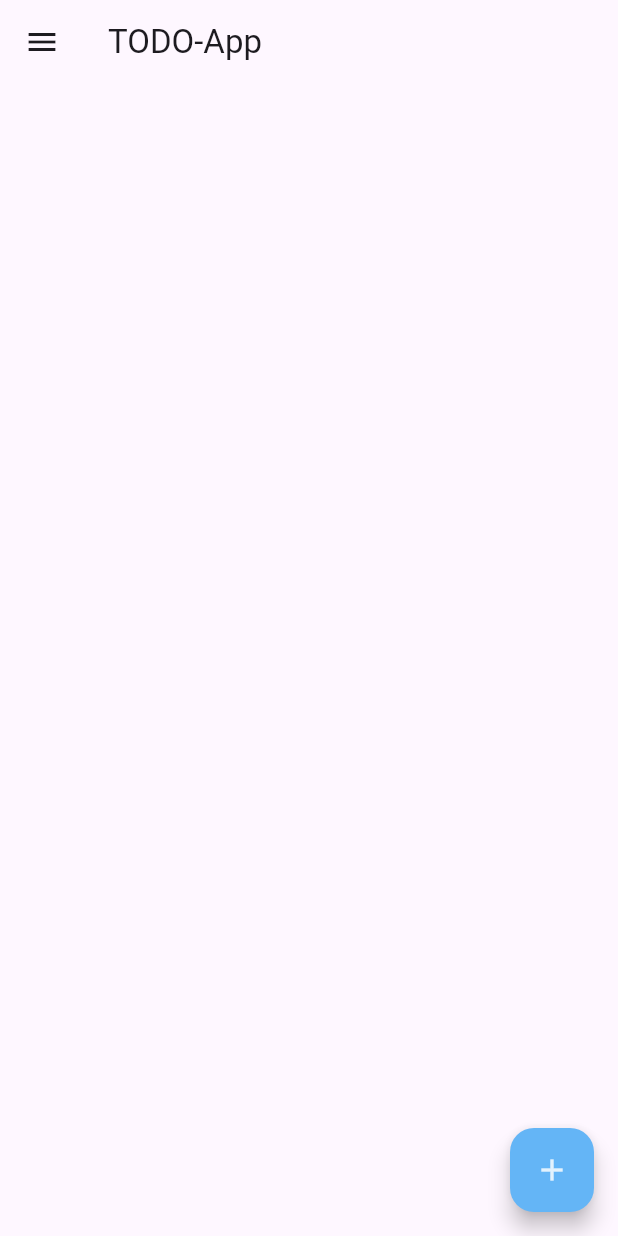
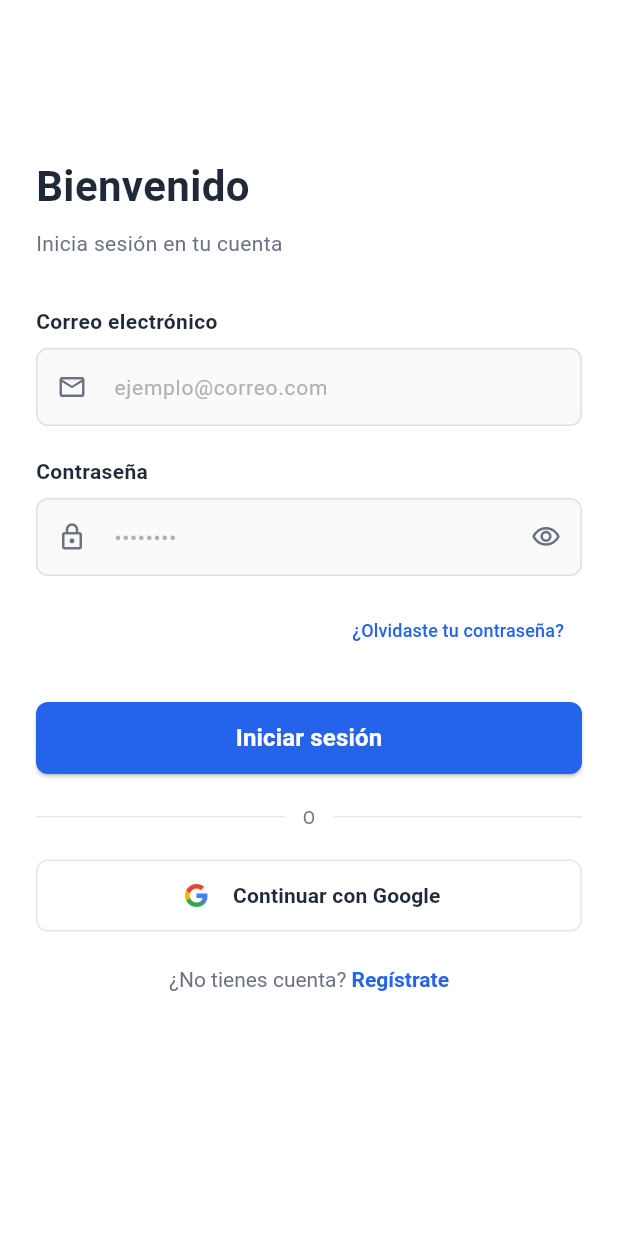
Before and after one commit to jalvarenga-unah/IS513-III-PAC-2025, a Flutter app: the screen it shows after launch, on a phone screen of 412 x 824 dp. Run offline on Flutter 3.47's test engine with Material 3 defaults, Android fonts, the phone set to English and light mode, and no system bars; our stand-ins replace cloud_firestore, firebase_core, go_router; accounts and stored records are empty.

Commit message:
Pantalla de login

```diff
--- a/intro-flutter/todo_app/lib/main.dart
+++ b/intro-flutter/todo_app/lib/main.dart
@@ -4,6 +4,7 @@ import 'package:go_router/go_router.dart';
 import 'package:todo_app/firebase_options.dart';
 import 'package:todo_app/src/views/admin_todo_page.dart';
 import 'package:todo_app/src/views/home_page.dart';
+import 'package:todo_app/src/views/login_page.dart';
 
 void main() async {
   WidgetsFlutterBinding.ensureInitialized();
@@ -19,8 +20,13 @@ class MyApp extends StatelessWidget {
   Widget build(BuildContext context) {
     return MaterialApp.router(
       routerConfig: GoRouter(
-        initialLocation: '/todos',
+        initialLocation: '/login',
         routes: [
+          GoRoute(
+            path: '/login', //?   /todos/create
+            name: 'login',
+            builder: (context, state) => LoginPage(),
+          ),
           GoRoute(
             path: '/todos',
             name: 'todo-list',
--- /dev/null
+++ b/intro-flutter/todo_app/lib/src/views/login_page.dart
@@ -0,0 +1,258 @@
+import 'package:flutter/material.dart';
+import 'package:todo_app/src/shared/utils.dart';
+import '../widgets/custom_text_field.dart';
+
+class LoginPage extends StatefulWidget {
+  const LoginPage({super.key});
+
+  @override
+  State<LoginPage> createState() => _LoginPageState();
+}
+
+class _LoginPageState extends State<LoginPage> {
+  final _formKey = GlobalKey<FormState>();
+  final _emailController = TextEditingController();
+  final _passwordController = TextEditingController();
+  bool _obscurePassword = true;
+  bool _isLoading = false;
+
+  @override
+  void dispose() {
+    _emailController.dispose();
+    _passwordController.dispose();
+    super.dispose();
+  }
+
+  void _handleLogin() {
+    if (_formKey.currentState!.validate()) {
+      setState(() => _isLoading = true);
+
+      // Simular login - aquí iría tu lógica de autenticación
+      Future.delayed(const Duration(seconds: 2), () {
+        setState(() => _isLoading = false);
+        if (context.mounted) {
+          Utils.showSnackBar(context: context, title: 'Bienvenido');
+        }
+      });
+    }
+  }
+
+  void _handleGoogleSignIn() {}
+
+  @override
+  Widget build(BuildContext context) {
+    return Scaffold(
+      backgroundColor: Colors.white,
+      appBar: AppBar(elevation: 0, backgroundColor: Colors.white),
+      body: SingleChildScrollView(
+        child: Padding(
+          padding: const EdgeInsets.all(24.0),
+          child: Form(
+            key: _formKey,
+            child: Column(
+              crossAxisAlignment: CrossAxisAlignment.start,
+              children: [
+                const SizedBox(height: 24),
+                // Título
+                const Text(
+                  'Bienvenido',
+                  style: TextStyle(
+                    fontSize: 28,
+                    fontWeight: FontWeight.bold,
+                    color: Color(0xFF1F2937),
+                  ),
+                ),
+                const SizedBox(height: 8),
+                const Text(
+                  'Inicia sesión en tu cuenta',
+                  style: TextStyle(fontSize: 14, color: Color(0xFF6B7280)),
+                ),
+                const SizedBox(height: 32),
+
+                // Campo de correo
+                CustomTextField(
+                  label: 'Correo electrónico',
+                  hint: 'ejemplo@correo.com',
+                  keyboardType: TextInputType.emailAddress,
+                  controller: _emailController,
+                  prefixIcon: Icons.email_outlined,
+                  validator: (value) {
+                    if (value == null || value.isEmpty) {
+                      return 'Por favor ingresa tu correo';
+                    }
+
+                    return null;
+                  },
+                ),
+                const SizedBox(height: 20),
+
+                // Campo de contraseña
+                CustomTextField(
+                  label: 'Contraseña',
+                  hint: '••••••••',
+                  obscureText: true,
+                  controller: _passwordController,
+                  prefixIcon: Icons.lock_outlined,
+                  suffixIcon: _obscurePassword
+                      ? Icons.visibility_outlined
+                      : Icons.visibility_off_outlined,
+                  onSuffixIconTap: () {
+                    setState(() => _obscurePassword = !_obscurePassword);
+                  },
+                  validator: (value) {
+                    if (value == null || value.isEmpty) {
+                      return 'Por favor ingresa tu contraseña';
+                    }
+                    if (value.length < 6) {
+                      return 'La contraseña debe tener al menos 6 caracteres';
+                    }
+                    return null;
+                  },
+                ),
+                const SizedBox(height: 12),
+
+                // Recordar contraseña / Olvidé contraseña
+                Align(
+                  alignment: Alignment.centerRight,
+                  child: TextButton(
+                    onPressed: () {},
+                    child: const Text(
+                      '¿Olvidaste tu contraseña?',
+                      style: TextStyle(
+                        color: Color(0xFF2563EB),
+                        fontSize: 12,
+                        fontWeight: FontWeight.w500,
+                      ),
+                    ),
+                  ),
+                ),
+                const SizedBox(height: 24),
+
+                // Botón de inicio de sesión
+                SizedBox(
+                  width: double.infinity,
+                  height: 48,
+                  child: ElevatedButton(
+                    onPressed: _isLoading ? null : _handleLogin,
+                    style: ElevatedButton.styleFrom(
+                      backgroundColor: const Color(0xFF2563EB),
+                      disabledBackgroundColor: const Color(0xFFD1D5DB),
+                      shape: RoundedRectangleBorder(
+                        borderRadius: BorderRadius.circular(8),
+                      ),
+                    ),
+                    child: _isLoading
+                        ? const SizedBox(
+                            width: 24,
+                            height: 24,
+                            child: CircularProgressIndicator(
+                              valueColor: AlwaysStoppedAnimation(Colors.white),
+                              strokeWidth: 2,
+                            ),
+                          )
+                        : const Text(
+                            'Iniciar sesión',
+                            style: TextStyle(
+                              fontSize: 16,
+                              fontWeight: FontWeight.w600,
+                              color: Colors.white,
+                            ),
+                          ),
+                  ),
+                ),
+                const SizedBox(height: 20),
+
+                // Divisor
+                Row(
+                  children: [
+                    Expanded(
+                      child: Container(
+                        height: 1,
+                        color: const Color(0xFFE5E7EB),
+                      ),
+                    ),
+                    const Padding(
+                      padding: EdgeInsets.symmetric(horizontal: 12),
+                      child: Text(
+                        'O',
+                        style: TextStyle(
+                          color: Color(0xFF6B7280),
+                          fontSize: 12,
+                        ),
+                      ),
+                    ),
+                    Expanded(
+                      child: Container(
+                        height: 1,
+                        color: const Color(0xFFE5E7EB),
+                      ),
+                    ),
+                  ],
+                ),
+                const SizedBox(height: 20),
+
+                // Botón de Google Sign-In
+                SizedBox(
+                  width: double.infinity,
+                  height: 48,
+                  child: OutlinedButton(
+                    onPressed: _handleGoogleSignIn,
+                    style: OutlinedButton.styleFrom(
+                      side: const BorderSide(
+                        color: Color(0xFFE5E7EB),
+                        width: 1,
+                      ),
+                      shape: RoundedRectangleBorder(
+                        borderRadius: BorderRadius.circular(8),
+                      ),
+                    ),
+                    child: Row(
+                      mainAxisAlignment: MainAxisAlignment.center,
+                      children: [
+                        // Image(image: AssetImage('assets/google.png')),
+                        Image.asset('assets/google.png', width: 25, height: 25),
+                        const SizedBox(width: 12),
+                        const Text(
+                          'Continuar con Google',
+                          style: TextStyle(
+                            fontSize: 14,
+                            fontWeight: FontWeight.w600,
+                            color: Color(0xFF1F2937),
+                          ),
+                        ),
+                      ],
+                    ),
+                  ),
+                ),
+                const SizedBox(height: 24),
+
+                // Registrarse
+                Center(
+                  child: RichText(
+                    text: TextSpan(
+                      text: '¿No tienes cuenta? ',
+                      style: const TextStyle(
+                        fontSize: 14,
+                        color: Color(0xFF6B7280),
+                      ),
+                      children: [
+                        TextSpan(
+                          text: 'Regístrate',
+                          style: const TextStyle(
+                            fontWeight: FontWeight.w600,
+                            color: Color(0xFF2563EB),
+                          ),
+                          recognizer: null, // Aquí irá tu navegación
+                        ),
+                      ],
+                    ),
+                  ),
+                ),
+              ],
+            ),
+          ),
+        ),
+      ),
+    );
+  }
+}
--- /dev/null
+++ b/intro-flutter/todo_app/lib/src/widgets/custom_text_field.dart
@@ -0,0 +1,130 @@
+import 'package:flutter/material.dart';
+
+class CustomTextField extends StatefulWidget {
+  final String label;
+  final String? hint;
+  final TextInputType keyboardType;
+  final bool obscureText;
+  final int maxLines;
+  final int minLines;
+  final TextEditingController? controller;
+  final String? Function(String?)? validator;
+  final void Function(String)? onChanged;
+  final IconData? prefixIcon;
+  final IconData? suffixIcon;
+  final VoidCallback? onSuffixIconTap;
+  final double borderRadius;
+  final Color borderColor;
+  final Color focusedBorderColor;
+  final Color filledColor;
+
+  const CustomTextField({
+    super.key,
+    required this.label,
+    this.hint,
+    this.keyboardType = TextInputType.text,
+    this.obscureText = false,
+    this.maxLines = 1,
+    this.minLines = 1,
+    this.controller,
+    this.validator,
+    this.onChanged,
+    this.prefixIcon,
+    this.suffixIcon,
+    this.onSuffixIconTap,
+    this.borderRadius = 8.0,
+    this.borderColor = const Color(0xFFE0E0E0),
+    this.focusedBorderColor = const Color(0xFF1F2937),
+    this.filledColor = const Color(0xFFFAFAFA),
+  });
+
+  @override
+  State<CustomTextField> createState() => _CustomTextFieldState();
+}
+
+class _CustomTextFieldState extends State<CustomTextField> {
+  late bool _obscureText;
+
+  @override
+  void initState() {
+    super.initState();
+    _obscureText = widget.obscureText;
+  }
+
+  @override
+  Widget build(BuildContext context) {
+    return Column(
+      crossAxisAlignment: CrossAxisAlignment.start,
+      children: [
+        Text(
+          widget.label,
+          style: const TextStyle(
+            fontSize: 14,
+            fontWeight: FontWeight.w600,
+            color: Color(0xFF1F2937),
+          ),
+        ),
+        const SizedBox(height: 8),
+        TextFormField(
+          controller: widget.controller,
+          keyboardType: widget.keyboardType,
+          obscureText: _obscureText,
+          maxLines: _obscureText ? 1 : widget.maxLines,
+          minLines: _obscureText ? 1 : widget.minLines,
+          validator: widget.validator,
+          onChanged: widget.onChanged,
+          decoration: InputDecoration(
+            hintText: widget.hint,
+            hintStyle: const TextStyle(color: Color(0xFFB0B0B0), fontSize: 14),
+            prefixIcon: widget.prefixIcon != null
+                ? Icon(
+                    widget.prefixIcon,
+                    color: const Color(0xFF6B7280),
+                    size: 20,
+                  )
+                : null,
+            suffixIcon: widget.suffixIcon != null
+                ? GestureDetector(
+                    onTap: widget.onSuffixIconTap,
+                    child: Icon(
+                      widget.suffixIcon,
+                      color: const Color(0xFF6B7280),
+                      size: 20,
+                    ),
+                  )
+                : null,
+            filled: true,
+            fillColor: widget.filledColor,
+            contentPadding: const EdgeInsets.symmetric(
+              horizontal: 16,
+              vertical: 14,
+            ),
+            border: OutlineInputBorder(
+              borderRadius: BorderRadius.circular(widget.borderRadius),
+              borderSide: BorderSide(color: widget.borderColor, width: 1),
+            ),
+            enabledBorder: OutlineInputBorder(
+              borderRadius: BorderRadius.circular(widget.borderRadius),
+              borderSide: BorderSide(color: widget.borderColor, width: 1),
+            ),
+            focusedBorder: OutlineInputBorder(
+              borderRadius: BorderRadius.circular(widget.borderRadius),
+              borderSide: BorderSide(
+                color: widget.focusedBorderColor,
+                width: 2,
+              ),
+            ),
+            errorBorder: OutlineInputBorder(
+              borderRadius: BorderRadius.circular(widget.borderRadius),
+              borderSide: const BorderSide(color: Color(0xFFEF4444), width: 1),
+            ),
+            focusedErrorBorder: OutlineInputBorder(
+              borderRadius: BorderRadius.circular(widget.borderRadius),
+              borderSide: const BorderSide(color: Color(0xFFEF4444), width: 2),
+            ),
+          ),
+        ),
+      ],
+    );
+  }
+}
--- a/intro-flutter/todo_app/pubspec.yaml
+++ b/intro-flutter/todo_app/pubspec.yaml
@@ -37,6 +37,8 @@ dependencies:
   go_router: 16.2.5
   firebase_core: ^4.2.0
   cloud_firestore: ^6.0.3
+  firebase_auth: ^6.1.2
+  google_sign_in: ^7.2.0
 
 dev_dependencies:
   flutter_test:
@@ -61,7 +63,8 @@ flutter:
   uses-material-design: true
 
   # To add assets to your application, add an assets section, like this:
-  # assets:
+  assets:
+    - assets/google.png
   #   - images/a_dot_burr.jpeg
   #   - images/a_dot_ham.jpeg
 
```
Also changed, not shown: intro-flutter/todo_app/assets/google.png (added), intro-flutter/todo_app/pubspec.lock, 1 other file.
